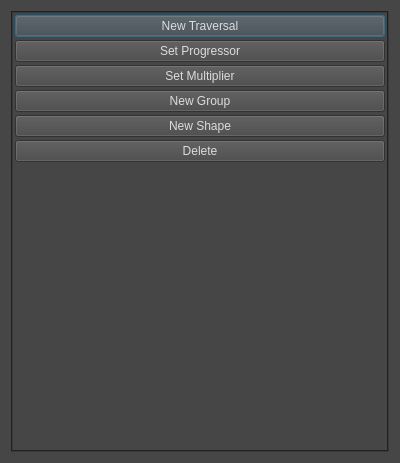
The window that scripts/SimplexUI/ui/traversalDialog.ui (blurstudio/Simplex) describes before a commit, drawn with Qt 5.
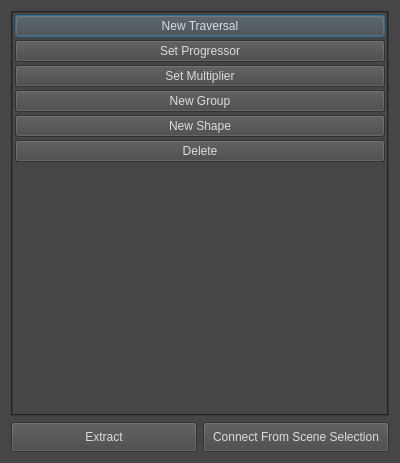
The same window after the commit.

Commit message: More traversal dialog cleanup

```diff
--- a/scripts/SimplexUI/ui/traversalDialog.ui
+++ b/scripts/SimplexUI/ui/traversalDialog.ui
@@ -222,7 +222,9 @@
   <property name="documentMode" stdset="0">
    <bool>false</bool>
   </property>
-  <layout class="QHBoxLayout" name="horizontalLayout">
+  <layout class="QVBoxLayout" name="verticalLayout">
+   <item>
+    <layout class="QHBoxLayout" name="horizontalLayout_2">
    <item>
     <layout class="QVBoxLayout" name="uiTraversalLAY"/>
    </item>
@@ -379,6 +381,62 @@
       </item>
      </layout>
     </widget>
+     </item>
+    </layout>
+   </item>
+   <item>
+    <layout class="QHBoxLayout" name="horizontalLayout">
+     <item>
+      <widget class="QPushButton" name="uiShapeExtractBTN">
+       <property name="minimumSize">
+        <size>
+         <width>0</width>
+         <height>30</height>
+        </size>
+       </property>
+       <property name="baseSize">
+        <size>
+         <width>0</width>
+         <height>0</height>
+        </size>
+       </property>
+       <property name="toolTip">
+        <string>Connect selected shapes to extracted objects in scene</string>
+       </property>
+       <property name="text">
+        <string>Extract</string>
+       </property>
+       <property name="bgColor" stdset="0">
+        <string>orange</string>
+       </property>
+      </widget>
+     </item>
+     <item>
+      <widget class="QPushButton" name="uiShapeConnectBTN">
+       <property name="minimumSize">
+        <size>
+         <width>0</width>
+         <height>30</height>
+        </size>
+       </property>
+       <property name="baseSize">
+        <size>
+         <width>0</width>
+         <height>0</height>
+        </size>
+       </property>
+       <property name="toolTip">
+        <string>Connect selected shapes to extracted objects in scene</string>
+       </property>
+       <property name="text">
+        <string>Connect From Scene Selection</string>
+       </property>
+       <property name="bgColor" stdset="0">
+        <string>orange</string>
+       </property>
+      </widget>
+     </item>
+    </layout>
    </item>
   </layout>
   <action name="uiImportACT">
```
Left out of the diff: 2 changed lines with no effect on the pictures. Lines whose indentation alone changed are shown as unchanged. The commit also changes 2 other files.
